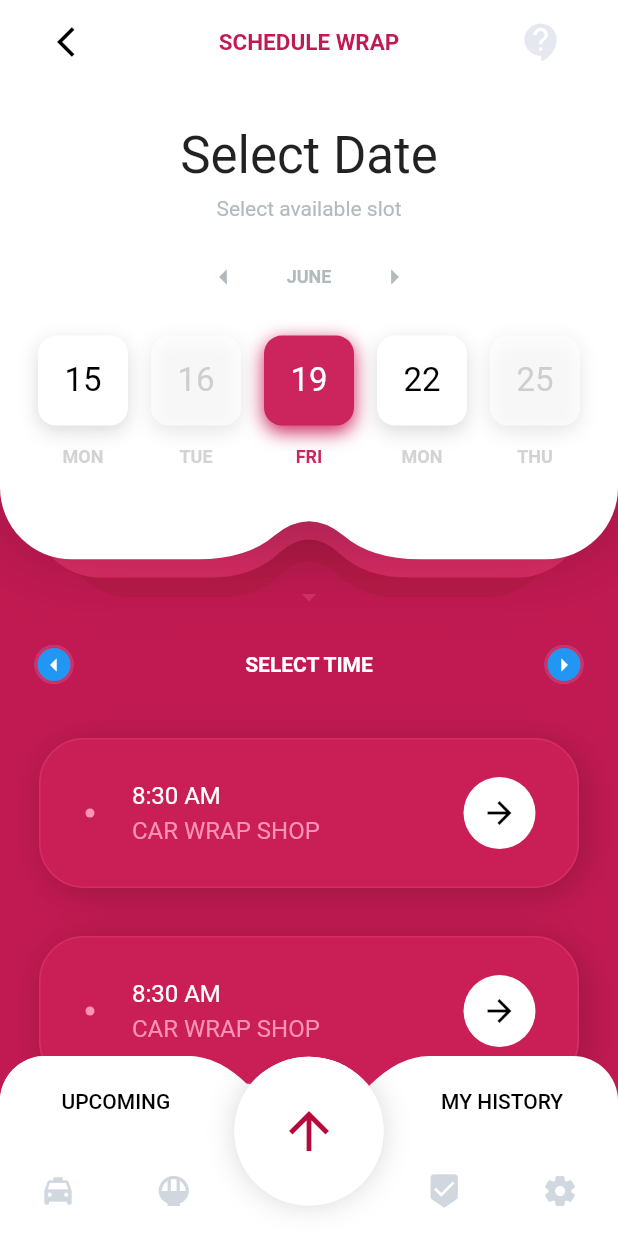
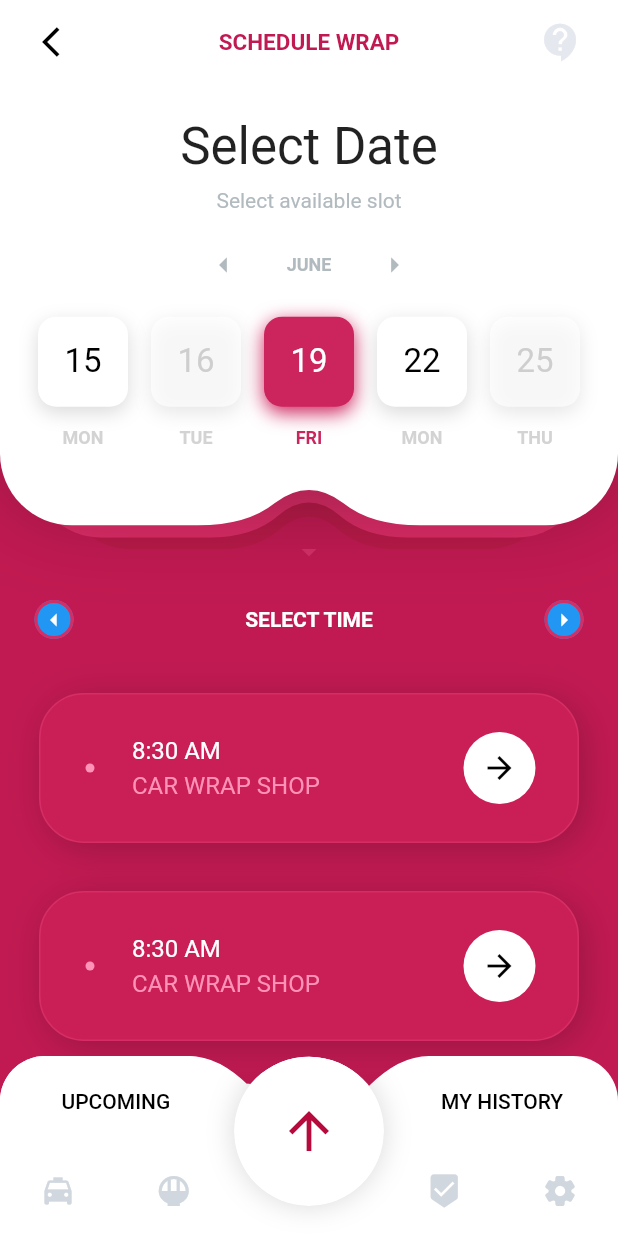
Before and after one commit to mtopolewski/flutter_design_case_car_advertisement, a Flutter app: the screen it shows after launch, on a phone screen of 412 x 824 dp. Run offline on Flutter 3.47's test engine with Material 2 defaults, Android fonts, the light colour scheme and no system bars.

Commit message:
Update homePage.dart

```diff
--- a/lib/pages/homePage.dart
+++ b/lib/pages/homePage.dart
@@ -31,7 +31,7 @@ class HomePage extends StatelessWidget {
                   shadowColor: Colors.transparent),
               onPressed: () {},
               child: Padding(
-                padding: const EdgeInsets.fromLTRB(22, 0, 12, 0),
+                padding: const EdgeInsets.fromLTRB(12, 0, 12, 0),
                 child: Icon(
                   Icons.arrow_back_ios,
                   color: Colors.black,
@@ -41,7 +41,7 @@ class HomePage extends StatelessWidget {
           ),
           actions: [
             Padding(
-              padding: const EdgeInsets.fromLTRB(0, 0, 8, 0),
+              padding: const EdgeInsets.fromLTRB(0, 0, 0, 0),
               child: TextButton(
                   onPressed: () {},
                   style: TextButton.styleFrom(
@@ -51,7 +51,7 @@ class HomePage extends StatelessWidget {
                       shadowColor: Colors.transparent),
                   child: Container(
                     height: 30,
-                    width: 70,
+                    width: 60,
                     child: FittedBox(
                       child: Icon(Icons.contact_support_sharp,
                           color: Color(0x0FFE5E8EE)),
@@ -76,7 +76,7 @@ class HomePage extends StatelessWidget {
             child: Stack(
               children: [
                 Padding(
-                  padding: const EdgeInsets.fromLTRB(0, 300, 0, 0),
+                  padding: const EdgeInsets.fromLTRB(0, 270, 0, 0),
                   child: Column(
                     children: [
                       Expanded(
@@ -656,7 +656,7 @@ class HomePage extends StatelessWidget {
                     Padding(
                       padding: const EdgeInsets.fromLTRB(40, 0, 40, 0),
                       child: AspectRatio(
-                        aspectRatio: 0.97,
+                        aspectRatio: 1.07,
                         child: ClipPath(
                           clipper: FirstClipper(),
                           child: Container(
@@ -671,7 +671,7 @@ class HomePage extends StatelessWidget {
                     Padding(
                       padding: const EdgeInsets.fromLTRB(20, 0, 20, 0),
                       child: AspectRatio(
-                        aspectRatio: 1.13,
+                        aspectRatio: 1.23,
                         child: ClipPath(
                           clipper: SecondClipper(),
                           child: Container(
@@ -687,7 +687,7 @@ class HomePage extends StatelessWidget {
                     Padding(
                       padding: const EdgeInsets.fromLTRB(0, 0, 0, 0),
                       child: AspectRatio(
-                        aspectRatio: 1.3,
+                        aspectRatio: 1.4,
                         child: Container(
                           decoration: BoxDecoration(
                             color: Colors.transparent,
@@ -756,12 +756,12 @@ class HomePage extends StatelessWidget {
                                           ]),
                                     ),
                                   ),
-                                  Expanded(
+                                  Flexible(
                                     flex: 2,
                                     child: Container(
                                       //color: Colors.lightBlue,
                                       padding: const EdgeInsets.fromLTRB(
-                                          10, 0, 10, 60),
+                                          10, 0, 10, 0), //TODO
                                       child: Row(
                                           mainAxisAlignment:
                                               MainAxisAlignment.spaceEvenly,
```
